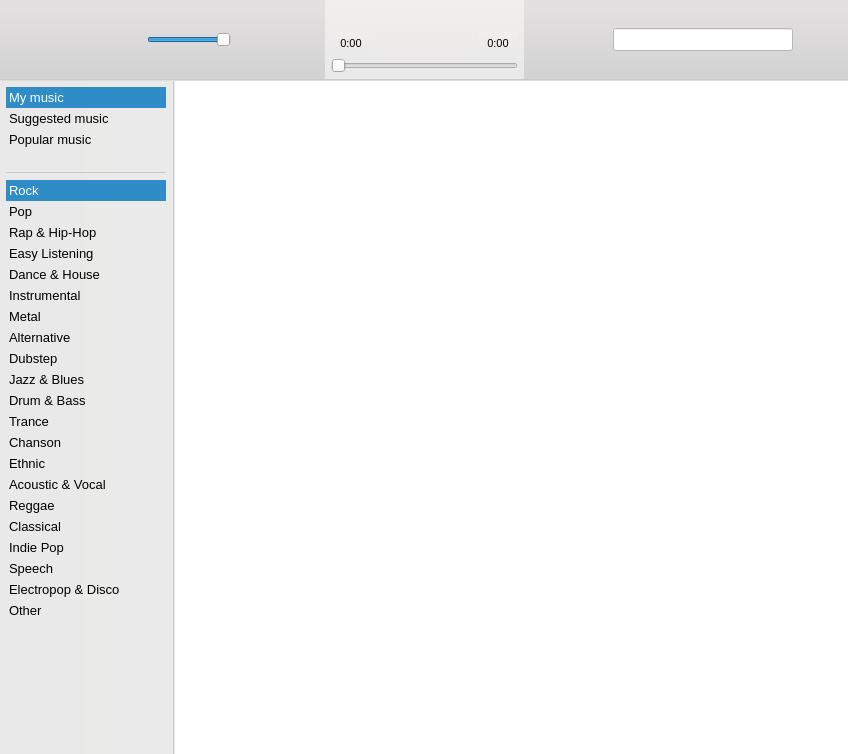
Before: the Qt Designer form playerwidget.ui in Amixp/flow, drawn with Qt 5.
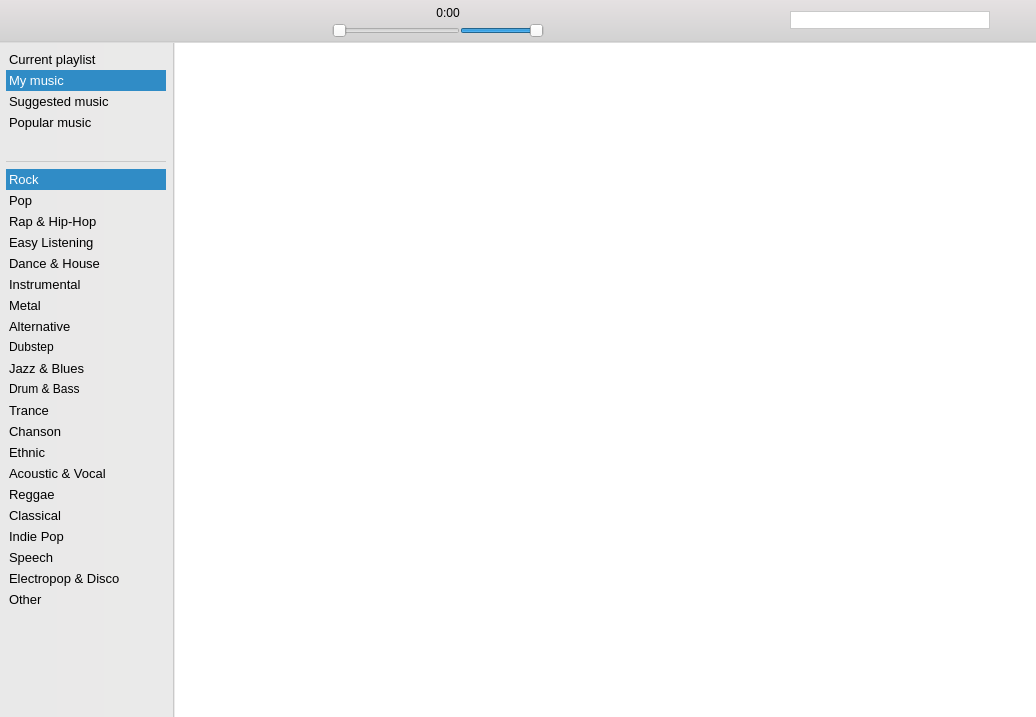
After: the same form once the commit is applied. Icons and pictures are not drawn. Custom widgets are drawn as their Qt base class.

```diff
--- a/playerwidget.ui
+++ b/playerwidget.ui
@@ -6,13 +6,13 @@
    <rect>
     <x>0</x>
     <y>0</y>
-    <width>848</width>
-    <height>754</height>
+    <width>1036</width>
+    <height>717</height>
    </rect>
   </property>
   <property name="font">
    <font>
-    <pointsize>10</pointsize>
+    <pointsize>9</pointsize>
    </font>
   </property>
   <property name="windowTitle">
@@ -45,6 +45,12 @@
    </property>
    <item>
     <widget class="QFrame" name="controlFrame">
+     <property name="sizePolicy">
+      <sizepolicy hsizetype="Maximum" vsizetype="Preferred">
+       <horstretch>0</horstretch>
+       <verstretch>0</verstretch>
+      </sizepolicy>
+     </property>
      <property name="maximumSize">
       <size>
        <width>1081</width>
@@ -74,18 +80,22 @@
      <property name="frameShadow">
       <enum>QFrame::Sunken</enum>
      </property>
-     <layout class="QHBoxLayout" name="horizontalLayout_7">
-      <property name="sizeConstraint">
-       <enum>QLayout::SetMaximumSize</enum>
+     <layout class="QHBoxLayout" name="horizontalLayout_2">
+      <property name="spacing">
+       <number>3</number>
+      </property>
+      <property name="leftMargin">
+       <number>3</number>
       </property>
       <property name="topMargin">
-       <number>0</number>
+       <number>3</number>
+      </property>
+      <property name="rightMargin">
+       <number>3</number>
       </property>
       <property name="bottomMargin">
-       <number>0</number>
+       <number>3</number>
       </property>
-      <item>
-       <layout class="QHBoxLayout" name="horizontalLayout_3">
         <item>
          <widget class="QPushButton" name="rewindButton">
           <property name="enabled">
@@ -103,8 +113,8 @@
           </property>
           <property name="iconSize">
            <size>
-            <width>32</width>
-            <height>32</height>
+          <width>28</width>
+          <height>28</height>
            </size>
           </property>
           <property name="flat">
@@ -126,8 +136,8 @@
           </property>
           <property name="iconSize">
            <size>
-            <width>32</width>
-            <height>32</height>
+          <width>28</width>
+          <height>28</height>
            </size>
           </property>
           <property name="flat">
@@ -152,8 +162,8 @@
           </property>
           <property name="iconSize">
            <size>
-            <width>32</width>
-            <height>32</height>
+          <width>28</width>
+          <height>28</height>
            </size>
           </property>
           <property name="flat">
@@ -161,39 +171,11 @@
           </property>
          </widget>
         </item>
-        <item>
-         <widget class="MouseDirectJumpSlider" name="volumeSlider">
-          <property name="minimumSize">
-           <size>
-            <width>80</width>
-            <height>0</height>
-           </size>
-          </property>
-          <property name="toolTip">
-           <string>Volume</string>
-          </property>
-          <property name="maximum">
-           <number>100</number>
-          </property>
-          <property name="pageStep">
-           <number>1</number>
-          </property>
-          <property name="value">
-           <number>100</number>
-          </property>
-          <property name="orientation">
-           <enum>Qt::Horizontal</enum>
-          </property>
-         </widget>
-        </item>
         <item>
          <spacer name="horizontalSpacer_3">
           <property name="orientation">
            <enum>Qt::Horizontal</enum>
           </property>
-          <property name="sizeType">
-           <enum>QSizePolicy::MinimumExpanding</enum>
-          </property>
           <property name="sizeHint" stdset="0">
            <size>
             <width>40</width>
@@ -202,190 +184,52 @@
           </property>
          </spacer>
         </item>
-       </layout>
-      </item>
       <item>
-       <spacer name="horizontalSpacer_5">
-        <property name="orientation">
-         <enum>Qt::Horizontal</enum>
-        </property>
-        <property name="sizeType">
-         <enum>QSizePolicy::Preferred</enum>
-        </property>
-        <property name="sizeHint" stdset="0">
-         <size>
-          <width>40</width>
-          <height>20</height>
-         </size>
-        </property>
-       </spacer>
-      </item>
-      <item alignment="Qt::AlignHCenter|Qt::AlignVCenter">
-       <widget class="QFrame" name="playFrame">
-        <property name="styleSheet">
-         <string notr="true">QFrame { background-color: qlineargradient( x1:0 y1:0, x2:0 y2:1, stop:0 #F2EEED, stop:1 #E9E9E9); }</string>
-        </property>
-        <property name="frameShape">
-         <enum>QFrame::NoFrame</enum>
-        </property>
-        <property name="frameShadow">
-         <enum>QFrame::Plain</enum>
-        </property>
-        <layout class="QHBoxLayout" name="horizontalLayout_2">
-         <property name="leftMargin">
-          <number>6</number>
-         </property>
-         <property name="topMargin">
-          <number>6</number>
-         </property>
-         <property name="rightMargin">
-          <number>6</number>
-         </property>
-         <property name="bottomMargin">
-          <number>6</number>
-         </property>
-         <item>
-          <layout class="QVBoxLayout" name="verticalLayout_4">
+       <layout class="QGridLayout" name="gridLayout">
            <property name="spacing">
-            <number>3</number>
-           </property>
-           <item>
+         <number>0</number>
+        </property>
+        <item row="0" column="0">
             <layout class="QHBoxLayout" name="horizontalLayout">
              <property name="spacing">
-              <number>32</number>
-             </property>
-             <item>
-              <layout class="QVBoxLayout" name="verticalLayout">
-               <property name="spacing">
                 <number>3</number>
                </property>
-               <item>
-                <widget class="QPushButton" name="playlistButton">
-                 <property name="enabled">
-                  <bool>true</bool>
-                 </property>
-                 <property name="toolTip">
-                  <string>Playlist</string>
-                 </property>
-                 <property name="text">
-                  <string/>
-                 </property>
-                 <property name="icon">
-                  <iconset resource="icons.qrc">
-                   <normaloff>:/icons/playlist.png</normaloff>:/icons/playlist.png</iconset>
-                 </property>
-                 <property name="iconSize">
-                  <size>
-                   <width>20</width>
-                   <height>20</height>
-                  </size>
-                 </property>
-                 <property name="checkable">
-                  <bool>true</bool>
-                 </property>
-                 <property name="checked">
-                  <bool>false</bool>
-                 </property>
-                 <property name="flat">
-                  <bool>true</bool>
-                 </property>
-                </widget>
-               </item>
-               <item>
-                <widget class="QLabel" name="positionLabel">
-                 <property name="font">
-                  <font>
-                   <pointsize>8</pointsize>
-                  </font>
-                 </property>
-                 <property name="text">
-                  <string>0:00</string>
-                 </property>
-                 <property name="alignment">
-                  <set>Qt::AlignCenter</set>
-                 </property>
-                </widget>
-               </item>
-              </layout>
-             </item>
-             <item>
-              <layout class="QVBoxLayout" name="verticalLayout_3">
-               <property name="spacing">
+          <property name="leftMargin">
                 <number>3</number>
                </property>
                <item>
-                <widget class="QPushButton" name="titleButton">
+           <widget class="ClickableLabel" name="titleLabel">
                  <property name="font">
                   <font>
-                   <pointsize>10</pointsize>
-                   <weight>50</weight>
-                   <bold>false</bold>
-                  </font>
-                 </property>
-                 <property name="text">
-                  <string/>
-                 </property>
-                 <property name="flat">
-                  <bool>true</bool>
-                 </property>
-                </widget>
-               </item>
-               <item>
-                <widget class="QPushButton" name="artistButton">
-                 <property name="font">
-                  <font>
-                   <pointsize>10</pointsize>
-                  </font>
-                 </property>
+              <pointsize>9</pointsize>
+             </font>
+            </property>
+            <property name="cursor">
+             <cursorShape>PointingHandCursor</cursorShape>
+            </property>
                  <property name="text">
                   <string/>
                  </property>
-                 <property name="flat">
-                  <bool>true</bool>
-                 </property>
-                </widget>
-               </item>
-              </layout>
-             </item>
+           </widget>
+          </item>
              <item>
-              <layout class="QVBoxLayout" name="verticalLayout_2">
-               <property name="spacing">
-                <number>3</number>
-               </property>
-               <item>
-                <widget class="QPushButton" name="playbackButton">
-                 <property name="enabled">
-                  <bool>true</bool>
-                 </property>
-                 <property name="toolTip">
-                  <string>Playback mode</string>
-                 </property>
-                 <property name="text">
-                  <string/>
-                 </property>
-                 <property name="icon">
-                  <iconset resource="icons.qrc">
-                   <normaloff>:/icons/repeat.png</normaloff>:/icons/repeat.png</iconset>
-                 </property>
-                 <property name="iconSize">
+           <spacer name="horizontalSpacer">
+            <property name="orientation">
+             <enum>Qt::Horizontal</enum>
+            </property>
+            <property name="sizeHint" stdset="0">
                   <size>
-                   <width>20</width>
+              <width>40</width>
                    <height>20</height>
                   </size>
                  </property>
-                 <property name="checkable">
-                  <bool>true</bool>
-                 </property>
-                 <property name="flat">
-                  <bool>true</bool>
-                 </property>
-                </widget>
+           </spacer>
                </item>
                <item>
                 <widget class="QLabel" name="durationLabel">
                  <property name="font">
                   <font>
-                   <pointsize>8</pointsize>
+              <pointsize>9</pointsize>
                   </font>
                  </property>
                  <property name="text">
@@ -398,10 +242,14 @@
                </item>
               </layout>
              </item>
-            </layout>
-           </item>
-           <item>
+        <item row="1" column="0">
             <widget class="MouseDirectJumpSlider" name="timeSlider">
+          <property name="minimumSize">
+           <size>
+            <width>128</width>
+            <height>0</height>
+           </size>
+          </property>
              <property name="maximum">
               <number>0</number>
              </property>
@@ -416,37 +264,67 @@
              </property>
             </widget>
            </item>
-          </layout>
-         </item>
-        </layout>
-       </widget>
+        <item row="1" column="1">
+         <widget class="MouseDirectJumpSlider" name="volumeSlider">
+          <property name="minimumSize">
+           <size>
+            <width>64</width>
+            <height>0</height>
+           </size>
+          </property>
+          <property name="toolTip">
+           <string>Volume</string>
+          </property>
+          <property name="maximum">
+           <number>100</number>
+          </property>
+          <property name="pageStep">
+           <number>1</number>
+          </property>
+          <property name="value">
+           <number>100</number>
+          </property>
+          <property name="orientation">
+           <enum>Qt::Horizontal</enum>
+          </property>
+         </widget>
+        </item>
+       </layout>
       </item>
       <item>
-       <spacer name="horizontalSpacer_6">
-        <property name="orientation">
-         <enum>Qt::Horizontal</enum>
+       <widget class="QPushButton" name="loopButton">
+        <property name="enabled">
+         <bool>true</bool>
         </property>
-        <property name="sizeType">
-         <enum>QSizePolicy::Preferred</enum>
+        <property name="toolTip">
+         <string>Loop</string>
         </property>
-        <property name="sizeHint" stdset="0">
+        <property name="text">
+         <string/>
+        </property>
+        <property name="icon">
+         <iconset resource="icons.qrc">
+          <normaloff>:/icons/repeat.png</normaloff>:/icons/repeat.png</iconset>
+        </property>
+        <property name="iconSize">
          <size>
-          <width>40</width>
-          <height>20</height>
+          <width>28</width>
+          <height>28</height>
          </size>
         </property>
-       </spacer>
+        <property name="checkable">
+         <bool>true</bool>
+        </property>
+        <property name="flat">
+         <bool>true</bool>
+        </property>
+       </widget>
       </item>
       <item>
-       <layout class="QHBoxLayout" name="horizontalLayout_5">
-        <item>
-         <spacer name="horizontalSpacer_4">
+       <spacer name="horizontalSpacer_2">
           <property name="orientation">
            <enum>Qt::Horizontal</enum>
           </property>
-          <property name="sizeType">
-           <enum>QSizePolicy::MinimumExpanding</enum>
-          </property>
           <property name="sizeHint" stdset="0">
            <size>
             <width>40</width>
@@ -459,17 +337,27 @@
          <widget class="QLineEdit" name="searchEdit">
           <property name="minimumSize">
            <size>
-            <width>180</width>
+          <width>128</width>
             <height>0</height>
            </size>
           </property>
+        <property name="maximumSize">
+         <size>
+          <width>512</width>
+          <height>16777215</height>
+         </size>
+        </property>
           <property name="font">
            <font>
-            <pointsize>10</pointsize>
+          <pointsize>9</pointsize>
            </font>
           </property>
           <property name="styleSheet">
-           <string notr="true">background-color: rgb(255, 255, 255);</string>
+         <string notr="true">border: 1px solid rgb(201, 201, 201);;
+background-color: rgb(255, 255, 255);</string>
+        </property>
+        <property name="frame">
+         <bool>true</bool>
           </property>
          </widget>
         </item>
@@ -500,8 +388,6 @@
          </widget>
         </item>
        </layout>
-      </item>
-     </layout>
     </widget>
    </item>
    <item>
@@ -537,12 +423,12 @@
          <property name="maximumSize">
           <size>
            <width>160</width>
-           <height>78</height>
+           <height>105</height>
           </size>
          </property>
          <property name="font">
           <font>
-           <pointsize>10</pointsize>
+           <pointsize>9</pointsize>
           </font>
          </property>
          <property name="cursor" stdset="0">
@@ -582,8 +468,18 @@
           <bool>true</bool>
          </property>
          <property name="currentRow">
-          <number>0</number>
+          <number>1</number>
          </property>
+         <item>
+          <property name="text">
+           <string>Current playlist</string>
+          </property>
+          <property name="font">
+           <font>
+            <pointsize>10</pointsize>
+           </font>
+          </property>
+         </item>
          <item>
           <property name="text">
            <string>My music</string>
@@ -645,7 +541,7 @@
          </property>
          <property name="font">
           <font>
-           <pointsize>10</pointsize>
+           <pointsize>9</pointsize>
           </font>
          </property>
          <property name="cursor" stdset="0">
@@ -902,7 +798,7 @@
       <widget class="QTableView" name="playlistTableView">
        <property name="font">
         <font>
-         <pointsize>10</pointsize>
+         <pointsize>9</pointsize>
         </font>
        </property>
        <property name="styleSheet">
@@ -953,6 +849,11 @@
    <extends>QSlider</extends>
    <header>playerwidget.h</header>
   </customwidget>
+  <customwidget>
+   <class>ClickableLabel</class>
+   <extends>QLabel</extends>
+   <header>playerwidget.h</header>
+  </customwidget>
  </customwidgets>
  <resources>
   <include location="icons.qrc"/>
```
Lines whose indentation alone changed are shown as unchanged.
